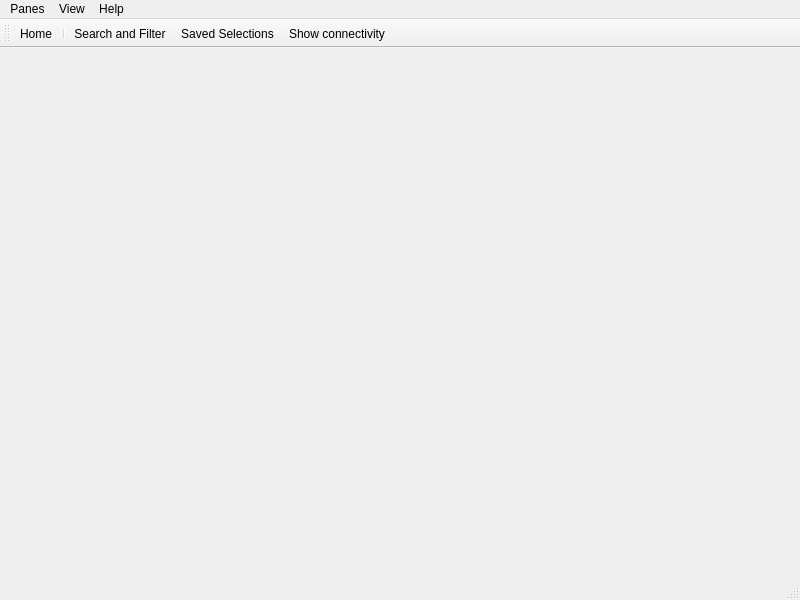
This is neuroscheme/MainWindow.ui in vg-lab/NeuroScheme as Qt 5 draws it before an edit. The edited form follows.
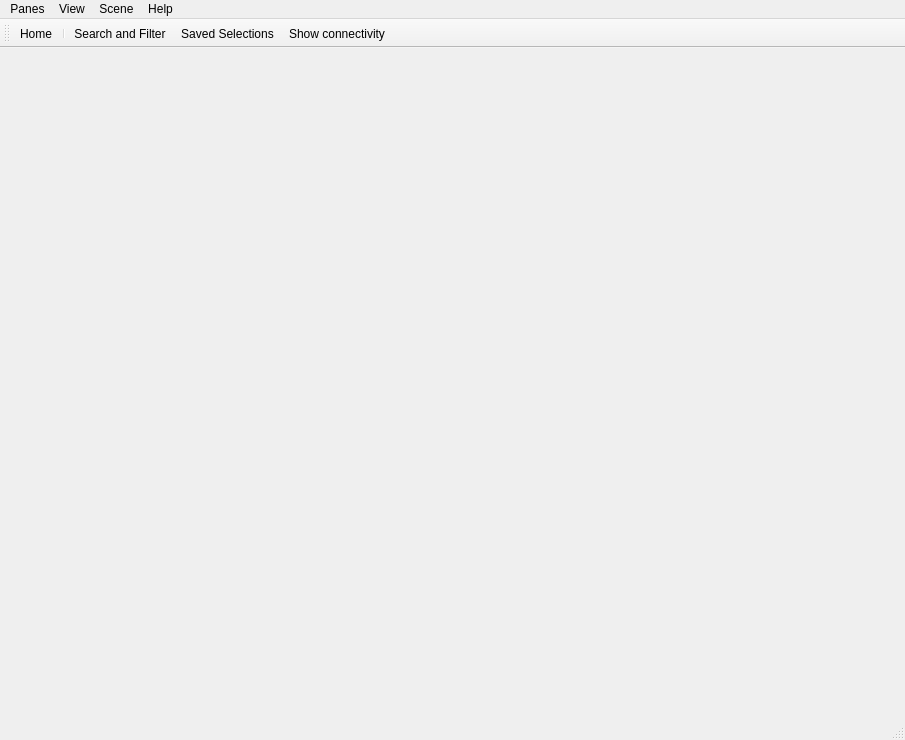
This is the edited form. Icons and pictures are not drawn.

The edit to the form file:
```diff
--- a/neuroscheme/MainWindow.ui
+++ b/neuroscheme/MainWindow.ui
@@ -6,8 +6,8 @@
    <rect>
     <x>0</x>
     <y>0</y>
-    <width>800</width>
-    <height>600</height>
+    <width>905</width>
+    <height>740</height>
    </rect>
   </property>
   <property name="windowTitle">
@@ -23,8 +23,8 @@
     <rect>
      <x>0</x>
      <y>0</y>
-     <width>800</width>
-     <height>28</height>
+     <width>905</width>
+     <height>19</height>
     </rect>
    </property>
    <widget class="QMenu" name="menuPanes">
@@ -49,8 +49,15 @@
     </property>
     <addaction name="actionShowConnectivity"/>
    </widget>
+   <widget class="QMenu" name="menuScene">
+    <property name="title">
+     <string>Scene</string>
+    </property>
+    <addaction name="actionSave"/>
+   </widget>
    <addaction name="menuPanes"/>
    <addaction name="menuView"/>
+   <addaction name="menuScene"/>
    <addaction name="menuHelp"/>
   </widget>
   <widget class="QStatusBar" name="statusbar"/>
```
Left out of the diff: 5 changed lines with no effect on the pictures.
